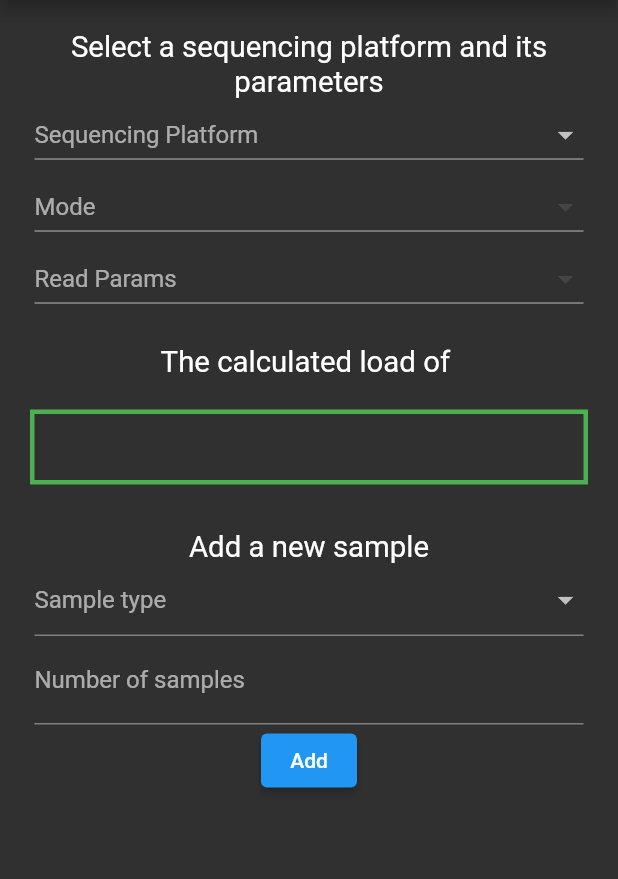
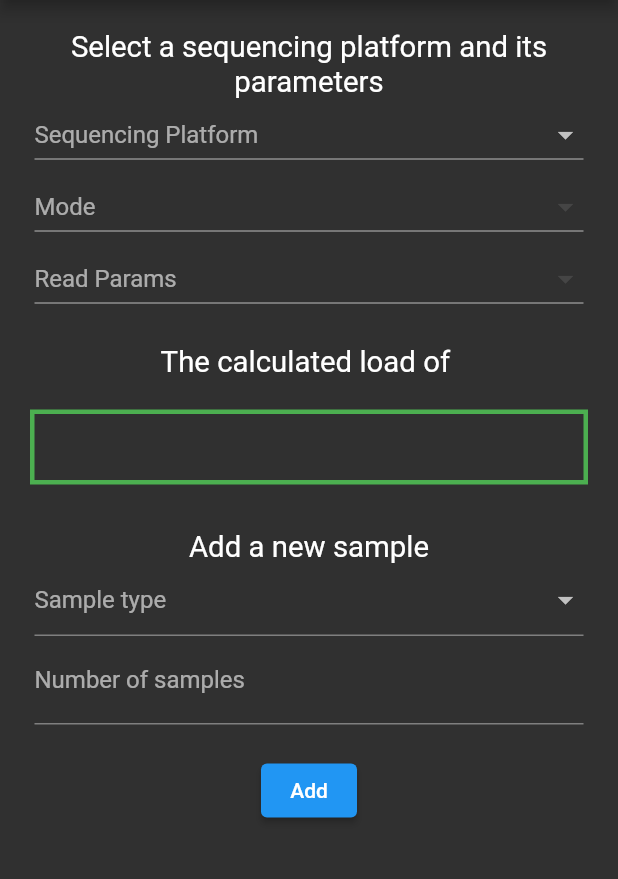
Before and after one commit to vogdb/ngs-run-calculator-flutter, a Flutter app: the screen it shows after launch, on a phone screen of 412 x 824 dp, the part 84-963 px from its top. Run offline on Flutter 3.47's test engine with Material 2 defaults, Android fonts, the light colour scheme and no system bars.

Commit message:
Add top padding to "Add" button in add_sample

```diff
--- a/lib/widgets/add_sample.dart
+++ b/lib/widgets/add_sample.dart
@@ -153,7 +153,9 @@ class _AddSampleState extends State<AddSample> {
                       mainAxisAlignment: MainAxisAlignment.center,
                       children: fields,
                     )),
-                ElevatedButton(
+                Padding(
+                    padding: const EdgeInsets.only(top: 20),
+                    child: ElevatedButton(
                       onPressed: () {
                         // Validate returns true if the form is valid, or false otherwise.
                         if (_formKey.currentState!.validate()) {
@@ -166,7 +168,7 @@ class _AddSampleState extends State<AddSample> {
                         }
                       },
                       child: const Text('Add'),
-                ),
+                    )),
               ],
             )));
   }
```
Lines whose indentation alone changed are shown as unchanged.
